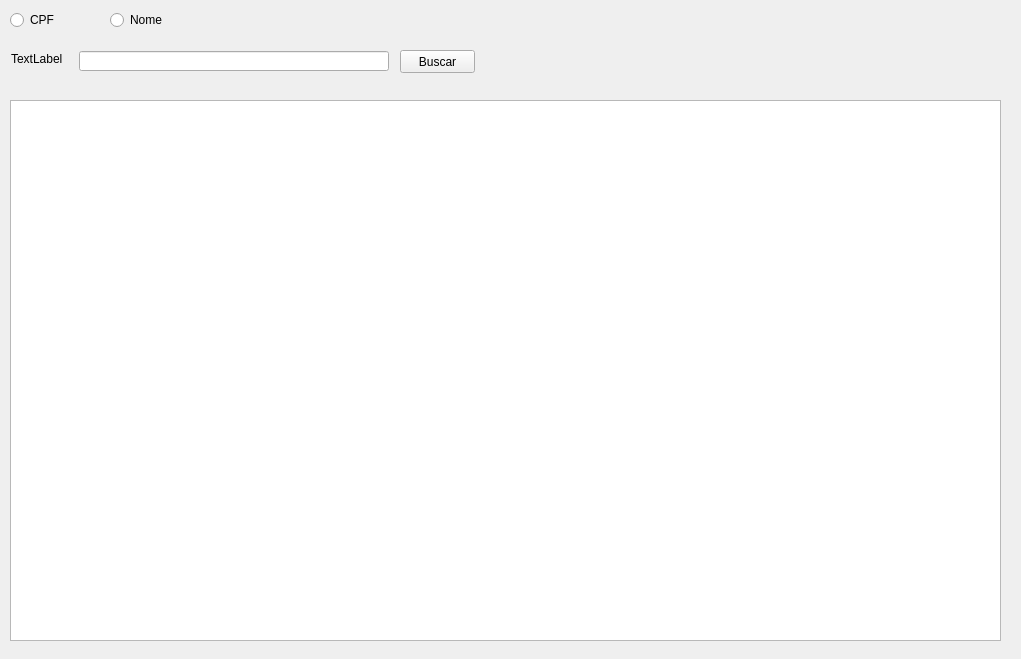
leonardopereira10/UEG, file SistemaDeMatriculas-V0/remove_professor.ui: the form before one commit.
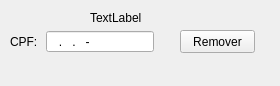
The form after the commit.

Commit message: Finalização do removeProfessor e iniciação do listar_professor

Diff of the .ui file:
```diff
--- a/SistemaDeMatriculas-V0/remove_professor.ui
+++ b/SistemaDeMatriculas-V0/remove_professor.ui
@@ -6,8 +6,8 @@
    <rect>
     <x>0</x>
     <y>0</y>
-    <width>1021</width>
-    <height>659</height>
+    <width>280</width>
+    <height>86</height>
    </rect>
   </property>
   <property name="windowTitle">
@@ -16,48 +16,22 @@
   <widget class="QPushButton" name="pushButton">
    <property name="geometry">
     <rect>
-     <x>400</x>
-     <y>50</y>
+     <x>180</x>
+     <y>30</y>
      <width>75</width>
      <height>23</height>
     </rect>
    </property>
    <property name="text">
-    <string>Buscar</string>
+    <string>Remover</string>
    </property>
   </widget>
-  <widget class="QRadioButton" name="radio_nome">
+  <widget class="QLabel" name="aviso_cpf">
    <property name="geometry">
     <rect>
-     <x>110</x>
+     <x>90</x>
      <y>10</y>
-     <width>60</width>
-     <height>20</height>
-    </rect>
-   </property>
-   <property name="text">
-    <string>Nome</string>
-   </property>
-  </widget>
-  <widget class="QRadioButton" name="radio_cpf">
-   <property name="geometry">
-    <rect>
-     <x>10</x>
-     <y>10</y>
-     <width>49</width>
-     <height>20</height>
-    </rect>
-   </property>
-   <property name="text">
-    <string>CPF</string>
-   </property>
-  </widget>
-  <widget class="QLabel" name="variavel">
-   <property name="geometry">
-    <rect>
-     <x>11</x>
-     <y>51</y>
-     <width>55</width>
+     <width>80</width>
      <height>16</height>
     </rect>
    </property>
@@ -65,31 +39,43 @@
     <string>TextLabel</string>
    </property>
   </widget>
-  <widget class="QLineEdit" name="campo_busca">
-   <property name="geometry">
-    <rect>
-     <x>79</x>
-     <y>51</y>
-     <width>310</width>
-     <height>20</height>
-    </rect>
-   </property>
-   <property name="maximumSize">
-    <size>
-     <width>16777215</width>
-     <height>16777215</height>
-    </size>
-   </property>
-  </widget>
-  <widget class="QTableView" name="tableView">
+  <widget class="QWidget" name="layoutWidget1">
    <property name="geometry">
     <rect>
      <x>10</x>
-     <y>100</y>
-     <width>991</width>
-     <height>541</height>
+     <y>30</y>
+     <width>168</width>
+     <height>23</height>
     </rect>
    </property>
+   <layout class="QGridLayout" name="gridLayout">
+    <item row="0" column="0">
+     <widget class="QLabel" name="cpf">
+      <property name="maximumSize">
+       <size>
+        <width>30</width>
+        <height>21</height>
+       </size>
+      </property>
+      <property name="text">
+       <string>CPF: </string>
+      </property>
+     </widget>
+    </item>
+    <item row="0" column="1" alignment="Qt::AlignLeft">
+     <widget class="QLineEdit" name="campo_cpf">
+      <property name="maximumSize">
+       <size>
+        <width>110</width>
+        <height>21</height>
+       </size>
+      </property>
+      <property name="inputMask">
+       <string>###.###.###-##</string>
+      </property>
+     </widget>
+    </item>
+   </layout>
   </widget>
  </widget>
  <resources/>
```
The commit also changes 15 other files.
